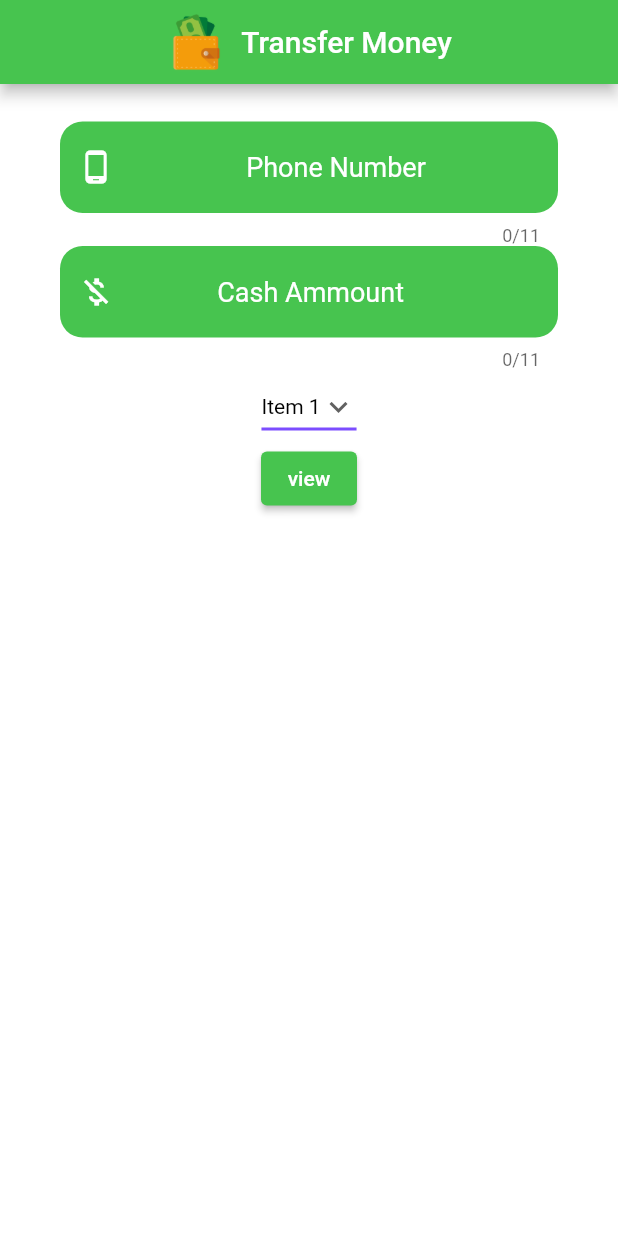
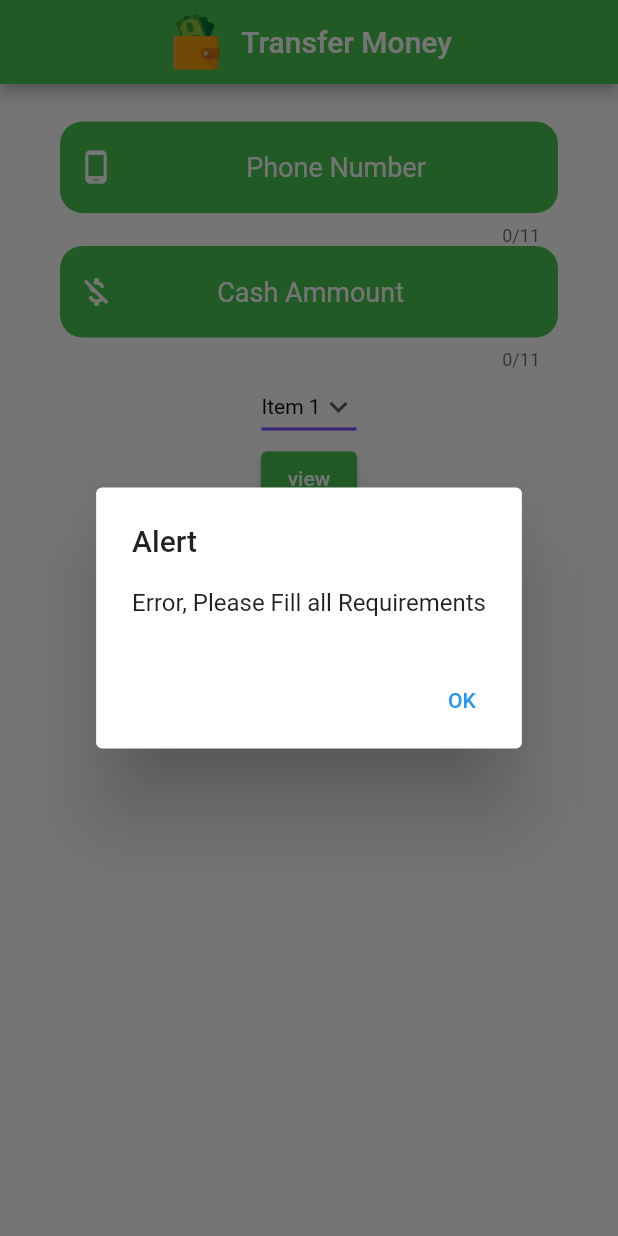
Before and after one commit to YoussifAssem/Parallel-Programming, a Flutter app: the transferMoney screen opened directly, after a tap on "view", on a phone screen of 412 x 824 dp. Run offline on Flutter 3.47's test engine with Material 2 defaults, Android fonts, the phone set to English and light mode, and no system bars; our stand-ins replace cloud_firestore, firebase_auth, firebase_core; accounts and stored records are empty.

Commit message:
Update normal user
Update normal user
Update transfer screen

```diff
--- a/ma7fzty_app/lib/Models/normal_user.dart
+++ b/ma7fzty_app/lib/Models/normal_user.dart
@@ -2,6 +2,7 @@
 
 import 'package:cloud_firestore/cloud_firestore.dart';
 import 'package:ma7fzty_app/Models/user.dart';
+import 'package:ma7fzty_app/Models/wallet.dart';
 
 class normalUser extends User {
   //Object From Wallet
@@ -19,11 +20,11 @@ class normalUser extends User {
             .collection('Users')
             .doc(userID)
             .collection('transferMoney')
-            .doc();
+            .doc(Email);
 
         FirebaseFirestore.instance.runTransaction((transaction) async {
           DocumentSnapshot snapShot = await transaction.get(ref);
-          if (!snapShot.exists) {
+          if (!snapShot.exists || snapShot.exists) {
             ref.set({
               'phoneNumber': getPhoneNumber(),
               'Amount': _getAmount(),
@@ -59,7 +60,7 @@ class normalUser extends User {
     if (_amount == 0) {
       return 'Error';
     } else {
-      return 'Done';
+      return _amount;
     }
   }
 }
--- a/ma7fzty_app/lib/Screens/transfer_screen.dart
+++ b/ma7fzty_app/lib/Screens/transfer_screen.dart
@@ -2,6 +2,7 @@
 
 import 'package:flutter/material.dart';
 import 'package:flutter/services.dart';
+import 'package:ma7fzty_app/Models/normal_user.dart';
 
 class transferMoney extends StatefulWidget {
   @override
@@ -12,7 +13,10 @@ class transferMoney extends StatefulWidget {
 
 class _transferMoney extends State<transferMoney> {
   String dropdownvalue = 'Item 1';
-
+  normalUser user = normalUser();
+  final pN = TextEditingController();
+  final amount = TextEditingController();
+  late String text;
   // List of items in our dropdown menu
   var items = [
     'Item 1',
@@ -97,6 +101,7 @@ class _transferMoney extends State<transferMoney> {
                   // keyboardType: TextInputType.emailAddress,
                   // controller: pN,
                   maxLength: 11,
+                  controller: pN,
                   inputFormatters: <TextInputFormatter>[
                     FilteringTextInputFormatter.deny(RegExp('[^0-9]')),
                   ],
@@ -119,6 +124,7 @@ class _transferMoney extends State<transferMoney> {
                 TextFormField(
                   keyboardType: TextInputType.number,
                   textAlign: TextAlign.center,
+                  controller: amount,
                   style: const TextStyle(
                     fontSize: 18,
                     color: Colors.white,
@@ -185,7 +191,23 @@ class _transferMoney extends State<transferMoney> {
                           const Color.fromARGB(255, 71, 196, 79)),
                     ),
                     child: const Text('view'),
-                    onPressed: () {},
+                    onPressed: () async {
+                      if (pN.text == '' || amount.text == '') {
+                        text = 'Error, Please Fill all Requirements';
+                        showAlertDialog(context);
+                      } else if (pN.text.length < 11) {
+                        text = 'Error, Phone Number is less Than 11 numbers';
+                        showAlertDialog(context);
+                      } else {
+                        if (await user.transferMoney(
+                                phoneNumber: pN.text,
+                                amount: double.parse(amount.text)) ==
+                            'Done') {
+                          text = 'Done, Data Iserted Successfully';
+                          showAlertDialog(context);
+                        }
+                      }
+                    },
                   ),
                 ),
               ],
@@ -193,4 +215,33 @@ class _transferMoney extends State<transferMoney> {
           ),
         ));
   }
+
+  showAlertDialog(
+    BuildContext context,
+  ) {
+    // Create button
+    Widget okButton = TextButton(
+      child: const Text("OK"),
+      onPressed: () {
+        Navigator.of(context).pop();
+      },
+    );
+
+    // Create AlertDialog
+    AlertDialog alert = AlertDialog(
+      title: const Text("Alert"),
+      content: Text(text),
+      actions: [
+        okButton,
+      ],
+    );
+
+    // show the dialog
+    showDialog(
+      context: context,
+      builder: (BuildContext context) {
+        return alert;
+      },
+    );
+  }
 }
```
